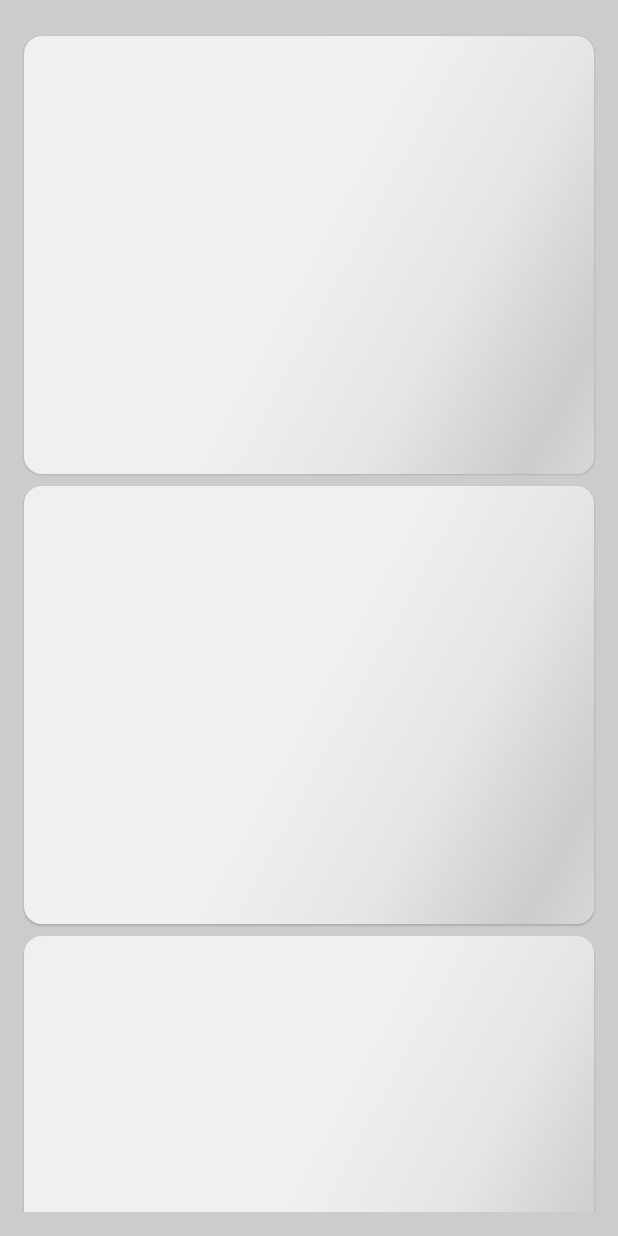
After one commit to CJMobileApps/quidditch-players-android-ndk-2025, an Android app built with Jetpack Compose: the composable PlayerListShimmerLoadingUi shown on its own in the app's theme, on a phone screen of 412 x 824 dp. The commit adds this screen. Run offline under Robolectric (Android 15) with nearby library versions, the phone set to English and light mode, and no system bars; our stand-ins replace Shimmer.

Commit message:
Add shimmer UI (#5)
* Add Shimmer for images

* Update shimmer animations

* Add shimmer for houses grid

* Add shimmer list

```diff
--- /dev/null
+++ b/app/src/main/java/com/cjmobileapps/quidditchplayersandroid/ui/playerslist/PlayerListShimmerLoadingUi.kt
@@ -0,0 +1,45 @@
+package com.cjmobileapps.quidditchplayersandroid.ui.playerslist
+
+import androidx.compose.foundation.background
+import androidx.compose.foundation.layout.Column
+import androidx.compose.foundation.layout.fillMaxSize
+import androidx.compose.foundation.layout.fillMaxWidth
+import androidx.compose.foundation.layout.padding
+import androidx.compose.foundation.layout.size
+import androidx.compose.foundation.lazy.LazyColumn
+import androidx.compose.foundation.lazy.items
+import androidx.compose.material3.CardDefaults
+import androidx.compose.material3.ElevatedCard
+import androidx.compose.material3.MaterialTheme
+import androidx.compose.runtime.Composable
+import androidx.compose.ui.Modifier
+import androidx.compose.ui.unit.dp
+import com.cjmobileapps.quidditchplayersandroid.ui.util.shimmerBrush
+
+@Composable
+fun PlayerListShimmerLoadingUi(modifier: Modifier) {
+
+    val players = listOf("1", "2", "3", "4", "5", "6", "7")
+
+    LazyColumn(
+        modifier = modifier.padding(16.dp)
+    ) {
+        items(players) { player ->
+            ElevatedCard(
+                modifier = modifier
+                    .fillMaxWidth()
+                    .size(300.dp)
+                    .padding(top = 8.dp),
+                colors = CardDefaults.cardColors(
+                    containerColor = MaterialTheme.colorScheme.surface,
+                )
+            ) {
+                Column(
+                    modifier = modifier
+                        .fillMaxSize()
+                        .background(brush = shimmerBrush(showShimmer = true))
+                ) { }
+            }
+        }
+    }
+}
--- /dev/null
+++ b/app/src/main/java/com/cjmobileapps/quidditchplayersandroid/ui/util/ShimmerBrush.kt
@@ -0,0 +1,52 @@
+package com.cjmobileapps.quidditchplayersandroid.ui.util
+
+import androidx.compose.animation.core.RepeatMode
+import androidx.compose.animation.core.animateFloat
+import androidx.compose.animation.core.infiniteRepeatable
+import androidx.compose.animation.core.rememberInfiniteTransition
+import androidx.compose.animation.core.tween
+import androidx.compose.runtime.Composable
+import androidx.compose.ui.geometry.Offset
+import androidx.compose.ui.graphics.Brush
+import androidx.compose.ui.graphics.Color
+import androidx.compose.ui.res.stringResource
+import com.cjmobileapps.quidditchplayersandroid.R
+
+@Composable
+fun shimmerBrush(showShimmer: Boolean = true): Brush {
+    val widthOfShadowBrush = 500
+    val angleOfAxisY = 270f
+    val durationMillis = 1000f
+
+    return if (showShimmer) {
+        val shimmerColors = listOf(
+            Color.LightGray.copy(alpha = 0.3f),
+            Color.LightGray.copy(alpha = 0.5f),
+            Color.LightGray.copy(alpha = 1.0f),
+            Color.LightGray.copy(alpha = 0.5f),
+            Color.LightGray.copy(alpha = 0.3f),
+        )
+
+        val transition =
+            rememberInfiniteTransition(label = stringResource(R.string.animation_transition))
+        val translateAnimation = transition.animateFloat(
+            initialValue = 0f,
+            targetValue = durationMillis,
+            animationSpec = infiniteRepeatable(
+                animation = tween(durationMillis.toInt()), repeatMode = RepeatMode.Reverse
+            ),
+            label = stringResource(R.string.translateanimation)
+        )
+        Brush.linearGradient(
+            colors = shimmerColors,
+            start = Offset(x = translateAnimation.value - widthOfShadowBrush, y = 0.0f),
+            end = Offset(x = translateAnimation.value, y = angleOfAxisY),
+        )
+    } else {
+        Brush.linearGradient(
+            colors = listOf(Color.Transparent, Color.Transparent),
+            start = Offset.Zero,
+            end = Offset.Zero
+        )
+    }
+}
--- a/app/src/main/res/values/strings.xml
+++ b/app/src/main/res/values/strings.xml
@@ -11,4 +11,6 @@
     <string name="player_image">Player Image</string>
     <string name="no_status">No Status</string>
     <string name="player_not_found">Player not found</string>
+    <string name="animation_transition">animation transition</string>
+    <string name="translateanimation">translateAnimation</string>
 </resources>
```
Also changed, not shown: app/src/main/java/com/cjmobileapps/quidditchplayersandroid/ui/houses/HousesShimmerLoadingUi.kt (added, +45 -0 lines), app/src/main/java/com/cjmobileapps/quidditchplayersandroid/ui/houses/HousesUi.kt (+9 -5 lines), app/src/main/java/com/cjmobileapps/quidditchplayersandroid/ui/playerdetail/PlayerDetailUi.kt (+4 -4 lines), app/src/main/java/com/cjmobileapps/quidditchplayersandroid/ui/playerslist/PlayersListUi.kt (+3 -123 lines), app/src/main/java/com/cjmobileapps/quidditchplayersandroid/ui/playerslist/viewmodel/PlayersListViewModelImpl.kt (+5 -2 lines), app/src/main/java/com/cjmobileapps/quidditchplayersandroid/ui/util/QuidditchPlayersImage.kt (added, +30 -0 lines).
